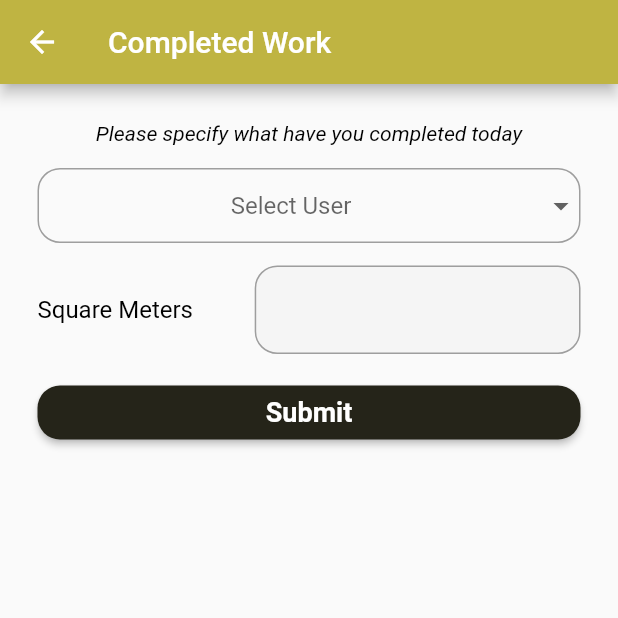
After one commit to SAS-2022/royal_marble, a Flutter app: the WorkCompleted screen opened directly, on a phone screen of 412 x 824 dp, the top half of it. The commit adds this screen. Run offline on Flutter 3.47's test engine with Material 2 defaults, Android fonts, the phone set to English and light mode, and no system bars; our stand-ins replace cloud_firestore, cloud_functions, country_picker, device_info_plus, dio, email_validator and 21 more; missing offline and left inert: background_fetch, background_geolocation_firebase, flutter_background_geolocation, flutter_polyline_points, google_maps_flutter_platform_interface; accounts and stored records are empty; network calls fail; Roboto replaces fonts that are missing (San Fransisco).

Commit message:
added a work type for normal users

```diff
--- a/lib/account_settings/users_details.dart
+++ b/lib/account_settings/users_details.dart
@@ -39,7 +39,7 @@ class _UserDetailsState extends State<UserDetails> {
   bool _imageRequested = false;
   ImageSource _imageSource;
   List<dynamic> currentRoles = [
-    'Worker',
+    'Mason',
     'Supervisor',
     'Site Engineer',
     'Sales',
@@ -67,7 +67,7 @@ class _UserDetailsState extends State<UserDetails> {
           widget.currentUser.roles.isNotEmpty) {
         switch (widget.currentUser.roles.first.toString()) {
           case 'isNormalUser':
-            selectedRoles = 'Worker';
+            selectedRoles = 'Mason';
             break;
           case 'isSupervisor':
             selectedRoles = 'Supervisor';
--- /dev/null
+++ b/lib/projects/work_completed.dart
@@ -0,0 +1,229 @@
+import 'package:flutter/material.dart';
+import 'package:royal_marble/models/business_model.dart';
+import 'package:royal_marble/services/database.dart';
+
+import '../models/user_model.dart';
+import '../shared/constants.dart';
+import '../shared/snack_bar.dart';
+
+class WorkCompleted extends StatefulWidget {
+  const WorkCompleted(
+      {Key key,
+      this.currentUser,
+      this.timeSheetId,
+      this.selectedProject,
+      this.checkIn,
+      this.checkOut,
+      this.isAtSite})
+      : super(key: key);
+  final UserData currentUser;
+  final String timeSheetId;
+  final ProjectData selectedProject;
+  final String checkIn;
+  final String checkOut;
+  final bool isAtSite;
+  @override
+  State<WorkCompleted> createState() => _WorkCompletedState();
+}
+
+class _WorkCompletedState extends State<WorkCompleted> {
+  final _formKey = GlobalKey<FormState>();
+  final List<String> _workType = [
+    'Installing System',
+    'Installing Tiles',
+  ];
+  String workType;
+  double squareMeteres;
+  Size _size;
+  DatabaseService db = DatabaseService();
+  final _snackBarWidget = SnackBarWidget();
+
+  @override
+  void initState() {
+    super.initState();
+    _snackBarWidget.context = context;
+    print('the checkin: ${widget.checkIn} - ${widget.checkOut}');
+  }
+
+  @override
+  Widget build(BuildContext context) {
+    _size = MediaQuery.of(context).size;
+    return Scaffold(
+      appBar: AppBar(
+        title: const Text('Completed Work'),
+        backgroundColor: const Color.fromARGB(255, 191, 180, 66),
+      ),
+      body: _buildWorkCompleteForm(),
+    );
+  }
+
+  Widget _buildWorkCompleteForm() {
+    return SingleChildScrollView(
+      child: Padding(
+        padding: const EdgeInsets.all(25),
+        child: Form(
+          key: _formKey,
+          child: Column(
+            children: [
+              const Text(
+                'Please specify what have you completed today',
+                style: textStyle6,
+              ),
+              const SizedBox(
+                height: 15,
+              ),
+              //List to select Type of work
+              Container(
+                alignment: AlignmentDirectional.centerStart,
+                height: 50,
+                decoration: BoxDecoration(
+                  borderRadius: const BorderRadius.all(
+                    Radius.circular(15.0),
+                  ),
+                  border: Border.all(width: 1.0, color: Colors.grey),
+                ),
+                child: DropdownButtonHideUnderline(
+                  child: DropdownButtonFormField<String>(
+                    decoration: const InputDecoration.collapsed(hintText: ''),
+                    isExpanded: true,
+                    value: workType,
+                    hint: const Center(
+                      child: Text(
+                        'Select User',
+                      ),
+                    ),
+                    onChanged: (String val) {
+                      if (val != null) {
+                        setState(() {
+                          workType = val;
+                        });
+                      }
+                    },
+                    selectedItemBuilder: (BuildContext context) {
+                      return _workType
+                          .map<Widget>(
+                            (item) => Center(
+                              child: Text(
+                                item,
+                                style: textStyle5,
+                              ),
+                            ),
+                          )
+                          .toList();
+                    },
+                    validator: (val) =>
+                        val == null ? 'Please select work type' : null,
+                    items: _workType
+                        .map((item) => DropdownMenuItem<String>(
+                              value: item,
+                              child: Center(
+                                  child: Text(
+                                item,
+                                style: textStyle5,
+                              )),
+                            ))
+                        .toList(),
+                  ),
+                ),
+              ),
+              const SizedBox(
+                height: 15,
+              ),
+              //how many sqaure meteres were completed
+              Row(
+                children: [
+                  const Expanded(
+                    flex: 2,
+                    child: Text(
+                      'Square Meters',
+                      style: textStyle5,
+                    ),
+                  ),
+                  Expanded(
+                    flex: 3,
+                    child: TextFormField(
+                      keyboardType:
+                          const TextInputType.numberWithOptions(decimal: true),
+                      decoration: InputDecoration(
+                        filled: true,
+                        fillColor: Colors.grey[100],
+                        enabledBorder: const OutlineInputBorder(
+                            borderRadius:
+                                BorderRadius.all(Radius.circular(15.0)),
+                            borderSide: BorderSide(color: Colors.grey)),
+                        focusedBorder: const OutlineInputBorder(
+                            borderRadius:
+                                BorderRadius.all(Radius.circular(15.0)),
+                            borderSide: BorderSide(color: Colors.blue)),
+                      ),
+                      validator: (value) {
+                        if (value == null) {
+                          return 'value cannot be empty';
+                        }
+                        return null;
+                      },
+                      onChanged: (value) {
+                        if (value != null) {
+                          squareMeteres = double.parse(value);
+                        }
+                      },
+                    ),
+                  ),
+                ],
+              ),
+              const SizedBox(
+                height: 15,
+              ),
+              //A submit button to save changes
+              SizedBox(
+                width: _size.width - 50,
+                child: ElevatedButton(
+                    style: ButtonStyle(
+                      shape: MaterialStateProperty.all<RoundedRectangleBorder>(
+                        RoundedRectangleBorder(
+                          borderRadius: BorderRadius.circular(15.0),
+                        ),
+                      ),
+                      backgroundColor: MaterialStateProperty.resolveWith<Color>(
+                        (Set<MaterialState> states) {
+                          if (states.contains(MaterialState.pressed)) {
+                            return const Color.fromARGB(255, 103, 48, 11);
+                          }
+                          return const Color.fromARGB(255, 37, 36, 25);
+                        },
+                      ),
+                    ),
+                    child: const Text(
+                      'Submit',
+                      style: buttonStyle,
+                    ),
+                    onPressed: () async {
+                      var result;
+                      if (_formKey.currentState.validate()) {
+                        //save the work achieved to the worker's timesheet
+                        result = await db.updateWorkerTimeSheet(
+                            isAtSite: widget.isAtSite,
+                            currentUser: widget.currentUser,
+                            userRole: widget.currentUser.roles.first,
+                            selectedProject: widget.selectedProject,
+                            today: widget.timeSheetId,
+                            checkOut: widget.checkOut,
+                            checkIn: widget.checkIn,
+                            workType: workType,
+                            squareMeters: squareMeteres);
+
+                        _snackBarWidget.content = result;
+                        _snackBarWidget.showSnack();
+                      }
+
+                      Navigator.pop(context);
+                      Navigator.pop(context);
+                    }),
+              )
+            ],
+          ),
+        ),
+      ),
+    );
+  }
+}
```
Also changed, not shown: lib/projects/project_form.dart (+22 -1 lines), lib/services/database.dart (+29 -3 lines).
